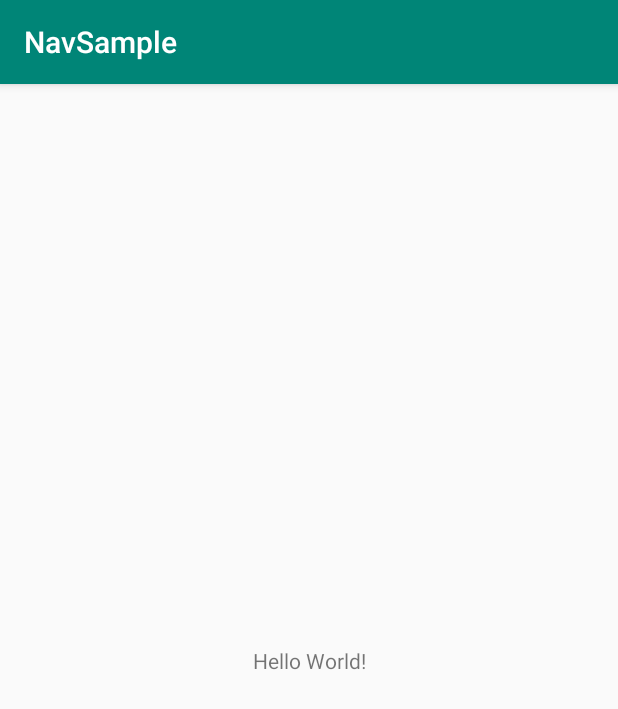
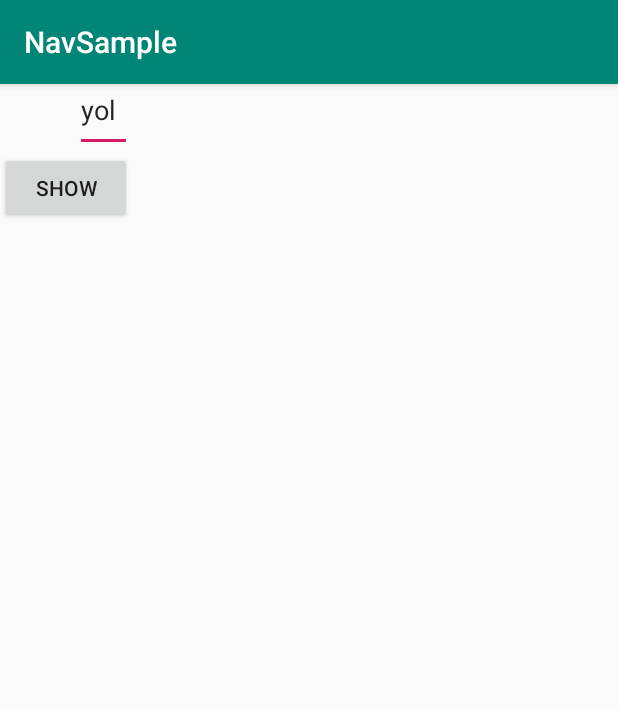
Before and after one commit to FrancoRivera/AndroidUPC, an Android app: the screen it shows after launch (MainActivity), on a phone screen of 412 x 824 dp. Shown: the top 709 px of the screen. Run offline under Robolectric (Android 15) with nearby library versions, the phone set to English and light mode, and no system bars.

Commit message:
03 - added more code

```diff
--- a/3-NavSample/app/build.gradle
+++ b/3-NavSample/app/build.gradle
@@ -3,6 +3,8 @@ apply plugin: 'com.android.application'
 apply plugin: 'kotlin-android'
 
 apply plugin: 'kotlin-android-extensions'
+
+apply plugin: 'androidx.navigation.safeargs'
 
 android {
     compileSdkVersion 28
@@ -23,6 +25,7 @@ android {
 }
 
 dependencies {
+    def nav_version = "1.0.0"
     implementation fileTree(dir: 'libs', include: ['*.jar'])
     implementation "org.jetbrains.kotlin:kotlin-stdlib-jdk7:$kotlin_version"
     implementation 'androidx.appcompat:appcompat:1.0.0-beta01'
@@ -32,5 +35,6 @@ dependencies {
     testImplementation 'junit:junit:4.12'
     androidTestImplementation 'androidx.test:runner:1.1.0-alpha4'
     androidTestImplementation 'androidx.test.espresso:espresso-core:3.1.0-alpha4'
-    implementation 'android.arch.navigation:navigation-fragment:1.0.0'
+    implementation "android.arch.navigation:navigation-fragment-ktx:$nav_version"
+    implementation "android.arch.navigation:navigation-ui-ktx:$nav_version"
 }
--- a/3-NavSample/app/src/main/java/pe/edu/upc/navsample/homeFragment.kt
+++ b/3-NavSample/app/src/main/java/pe/edu/upc/navsample/HomeFragment.kt
@@ -6,6 +6,8 @@ import androidx.fragment.app.Fragment
 import android.view.LayoutInflater
 import android.view.View
 import android.view.ViewGroup
+import androidx.navigation.fragment.findNavController
+import kotlinx.android.synthetic.main.fragment_home.*
 
 
 // TODO: Rename parameter arguments, choose names that match
@@ -17,7 +19,7 @@ private const val ARG_PARAM2 = "param2"
  * A simple [Fragment] subclass.
  *
  */
-class homeFragment : Fragment() {
+class HomeFragment : Fragment() {
 
     override fun onCreateView(
         inflater: LayoutInflater, container: ViewGroup?,
@@ -27,5 +29,15 @@ class homeFragment : Fragment() {
         return inflater.inflate(R.layout.fragment_home, container, false)
     }
 
+    override fun onViewCreated(view: View, savedInstanceState: Bundle?) {
+        super.onViewCreated(view, savedInstanceState)
+        showButton.setOnClickListener {
+            val action = HomeFragmentDirections.actionHomeFragmentToSampleFragment()
+            action.nameToShow = nameEditText.text.toString()
+            findNavController().navigate(action)
+        }
+
+    }
+
 
 }
--- a/3-NavSample/app/src/main/java/pe/edu/upc/navsample/MainActivity.kt
+++ b/3-NavSample/app/src/main/java/pe/edu/upc/navsample/MainActivity.kt
@@ -2,11 +2,18 @@ package pe.edu.upc.navsample
 
 import androidx.appcompat.app.AppCompatActivity
 import android.os.Bundle
+import androidx.navigation.fragment.NavHostFragment
 
 class MainActivity : AppCompatActivity() {
 
     override fun onCreate(savedInstanceState: Bundle?) {
         super.onCreate(savedInstanceState)
         setContentView(R.layout.activity_main)
+        var host = NavHostFragment.create(R.navigation.sample_nav_graph)
+        supportFragmentManager
+            .beginTransaction()
+            .replace(R.id.fragment_container, host)
+            .setPrimaryNavigationFragment(host)
+            .commit()
     }
 }
--- a/3-NavSample/app/src/main/java/pe/edu/upc/navsample/sampleFragment.kt
+++ b/3-NavSample/app/src/main/java/pe/edu/upc/navsample/sampleFragment.kt
@@ -6,6 +6,7 @@ import androidx.fragment.app.Fragment
 import android.view.LayoutInflater
 import android.view.View
 import android.view.ViewGroup
+import kotlinx.android.synthetic.main.fragment_sample.*
 
 
 // TODO: Rename parameter arguments, choose names that match
@@ -28,4 +29,9 @@ class sampleFragment : Fragment() {
     }
 
 
+    override fun onViewCreated(view: View, savedInstanceState: Bundle?) {
+        super.onViewCreated(view, savedInstanceState)
+        val nameToShow = sampleFragmentArgs.fromBundle(arguments!!).nameToShow
+        nameText.text = "Welcome $nameToShow"
+    }
 }
--- a/3-NavSample/app/src/main/res/layout/activity_main.xml
+++ b/3-NavSample/app/src/main/res/layout/activity_main.xml
@@ -1,5 +1,6 @@
 <?xml version="1.0" encoding="utf-8"?>
 <androidx.constraintlayout.widget.ConstraintLayout
+        android:id="@+id/fragment_container"
         xmlns:android="http://schemas.android.com/apk/res/android"
         xmlns:tools="http://schemas.android.com/tools"
         xmlns:app="http://schemas.android.com/apk/res-auto"
@@ -7,13 +8,4 @@
         android:layout_height="match_parent"
         tools:context=".MainActivity">
 
-    <TextView
-            android:layout_width="wrap_content"
-            android:layout_height="wrap_content"
-            android:text="Hello World!"
-            app:layout_constraintBottom_toBottomOf="parent"
-            app:layout_constraintLeft_toLeftOf="parent"
-            app:layout_constraintRight_toRightOf="parent"
-            app:layout_constraintTop_toTopOf="parent"/>
-
 </androidx.constraintlayout.widget.ConstraintLayout>
--- a/3-NavSample/app/src/main/res/layout/fragment_home.xml
+++ b/3-NavSample/app/src/main/res/layout/fragment_home.xml
@@ -7,14 +7,16 @@
         android:gravity="center"
         xmlns:android="http://schemas.android.com/apk/res/android">
 
-    <EditText android:layout_width="match_parent" android:layout_height="wrap_content"
+    <EditText
+            android:id="@+id/nameEditText"
+            android:layout_width="match_parent" android:layout_height="wrap_content"
               android:layout_marginStart="50dp"
               android:layout_marginEnd="50dp"
               android:text="yolo"
     />
 
     <Button
-            android:id="@+id/ShowButton"
+            android:id="@+id/showButton"
             android:layout_width="wrap_content"
             android:layout_height="wrap_content"
             android:layout_gravity="end"
--- a/3-NavSample/app/src/main/res/layout/fragment_sample.xml
+++ b/3-NavSample/app/src/main/res/layout/fragment_sample.xml
@@ -11,7 +11,7 @@
         android:gravity="center"
         xmlns:android="http://schemas.android.com/apk/res/android">
     <TextView
-            android:id="@+id/name_label"
+            android:id="@+id/nameText"
             android:layout_width="wrap_content"
             android:layout_height="wrap_content"
             android:text="Wecome Fragment!"
--- a/3-NavSample/app/src/main/res/navigation/sample_nav_graph.xml
+++ b/3-NavSample/app/src/main/res/navigation/sample_nav_graph.xml
@@ -3,12 +3,12 @@
             xmlns:app="http://schemas.android.com/apk/res-auto"
             xmlns:tools="http://schemas.android.com/tools" android:id="@+id/sample_nav_graph"
             app:startDestination="@id/homeFragment">
-    <fragment android:id="@+id/homeFragment" android:name="pe.edu.upc.navsample.homeFragment"
+    <fragment android:id="@+id/homeFragment" android:name="pe.edu.upc.navsample.HomeFragment"
               android:label="fragment_home" tools:layout="@layout/fragment_home">
         <action android:id="@+id/action_homeFragment_to_sampleFragment" app:destination="@id/sampleFragment"/>
     </fragment>
     <fragment android:id="@+id/sampleFragment" android:name="pe.edu.upc.navsample.sampleFragment"
               android:label="fragment_sample" tools:layout="@layout/fragment_sample">
-        <argument android:name="nameLabel" app:argType="string" android:defaultValue="John Doe"/>
+        <argument android:name="nameToShow" app:argType="string" android:defaultValue="John Doe"/>
     </fragment>
 </navigation>
--- a/3-NavSample/build.gradle
+++ b/3-NavSample/build.gradle
@@ -8,8 +8,11 @@ buildscript {
 
     }
     dependencies {
+        def nav_version = "1.0.0"
         classpath 'com.android.tools.build:gradle:3.3.2'
         classpath "org.jetbrains.kotlin:kotlin-gradle-plugin:$kotlin_version"
+        classpath "android.arch.navigation:navigation-safe-args-gradle-plugin:$nav_version"
+
         // NOTE: Do not place your application dependencies here; they belong
         // in the individual module build.gradle files
     }
```
